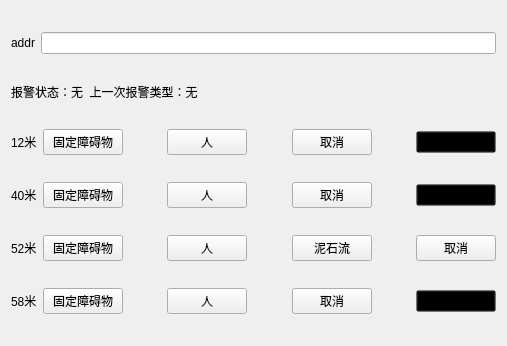
0heli0/qt5_module, file chap05/tk_xj_pk/widget.ui: the form before one commit.
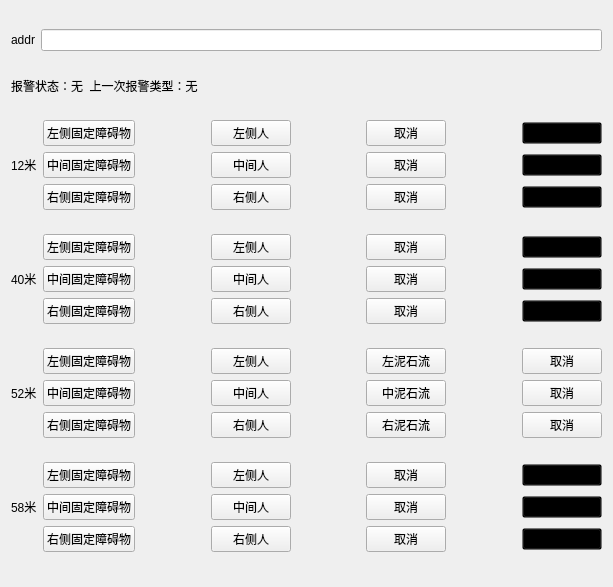
The form after the commit.

What changed in the file:
```diff
--- a/chap05/tk_xj_pk/widget.ui
+++ b/chap05/tk_xj_pk/widget.ui
@@ -6,15 +6,15 @@
    <rect>
     <x>0</x>
     <y>0</y>
-    <width>507</width>
-    <height>346</height>
+    <width>613</width>
+    <height>587</height>
    </rect>
   </property>
   <property name="windowTitle">
    <string>Widget</string>
   </property>
-  <layout class="QGridLayout" name="gridLayout_2">
-   <item row="0" column="0">
+  <layout class="QVBoxLayout" name="verticalLayout_5">
+   <item>
     <layout class="QHBoxLayout" name="horizontalLayout_5">
      <item>
       <widget class="QLabel" name="label_2">
@@ -28,8 +28,21 @@
      </item>
     </layout>
    </item>
-   <item row="2" column="0">
-    <layout class="QHBoxLayout" name="horizontalLayout">
+   <item>
+    <widget class="QLabel" name="label_alarm">
+     <property name="maximumSize">
+      <size>
+       <width>16777215</width>
+       <height>21</height>
+      </size>
+     </property>
+     <property name="text">
+      <string>报警状态：无  上一次报警类型：无</string>
+     </property>
+    </widget>
+   </item>
+   <item>
+    <layout class="QHBoxLayout" name="horizontalLayout_4">
      <item>
       <widget class="QLabel" name="label">
        <property name="text">
@@ -38,9 +51,13 @@
       </widget>
      </item>
      <item>
+      <layout class="QVBoxLayout" name="verticalLayout">
+       <item>
+        <layout class="QHBoxLayout" name="horizontalLayout">
+         <item>
       <widget class="QPushButton" name="buttonGD12">
        <property name="text">
-        <string>固定障碍物</string>
+            <string>左侧固定障碍物</string>
        </property>
        <property name="checkable">
         <bool>false</bool>
@@ -63,7 +80,7 @@
      <item>
       <widget class="QPushButton" name="buttonR12">
        <property name="text">
-        <string>人</string>
+            <string>左侧人</string>
        </property>
       </widget>
      </item>
@@ -103,7 +120,7 @@
      <item>
       <widget class="QPushButton" name="btH1">
        <property name="styleSheet">
-        <string notr="true">background:transparent;</string>
+            <string notr="true">background:transparent;color: transparent; background-color: transparent;</string>
        </property>
        <property name="text">
         <string>placeholder</string>
@@ -112,9 +129,425 @@
      </item>
     </layout>
    </item>
-   <item row="4" column="0">
+       <item>
+        <layout class="QHBoxLayout" name="horizontalLayout_2">
+         <item>
+          <widget class="QPushButton" name="buttonGD12_2">
+           <property name="text">
+            <string>中间固定障碍物</string>
+           </property>
+           <property name="checkable">
+            <bool>false</bool>
+           </property>
+          </widget>
+         </item>
+         <item>
+          <spacer name="horizontalSpacer_10">
+           <property name="orientation">
+            <enum>Qt::Horizontal</enum>
+           </property>
+           <property name="sizeHint" stdset="0">
+            <size>
+             <width>40</width>
+             <height>20</height>
+            </size>
+           </property>
+          </spacer>
+         </item>
+         <item>
+          <widget class="QPushButton" name="buttonR12_2">
+           <property name="text">
+            <string>中间人</string>
+           </property>
+          </widget>
+         </item>
+         <item>
+          <spacer name="horizontalSpacer_7">
+           <property name="orientation">
+            <enum>Qt::Horizontal</enum>
+           </property>
+           <property name="sizeHint" stdset="0">
+            <size>
+             <width>40</width>
+             <height>20</height>
+            </size>
+           </property>
+          </spacer>
+         </item>
+         <item>
+          <widget class="QPushButton" name="btCancel12_2">
+           <property name="text">
+            <string>取消</string>
+           </property>
+          </widget>
+         </item>
+         <item>
+          <spacer name="horizontalSpacer_16">
+           <property name="orientation">
+            <enum>Qt::Horizontal</enum>
+           </property>
+           <property name="sizeHint" stdset="0">
+            <size>
+             <width>40</width>
+             <height>20</height>
+            </size>
+           </property>
+          </spacer>
+         </item>
+         <item>
+          <widget class="QPushButton" name="btH1_2">
+           <property name="styleSheet">
+            <string notr="true">background:transparent;color: transparent; background-color: transparent;</string>
+           </property>
+           <property name="text">
+            <string>placeholder</string>
+           </property>
+          </widget>
+         </item>
+        </layout>
+       </item>
+       <item>
     <layout class="QHBoxLayout" name="horizontalLayout_3">
      <item>
+          <widget class="QPushButton" name="buttonGD12_3">
+           <property name="text">
+            <string>右侧固定障碍物</string>
+           </property>
+           <property name="checkable">
+            <bool>false</bool>
+           </property>
+          </widget>
+         </item>
+         <item>
+          <spacer name="horizontalSpacer_11">
+           <property name="orientation">
+            <enum>Qt::Horizontal</enum>
+           </property>
+           <property name="sizeHint" stdset="0">
+            <size>
+             <width>40</width>
+             <height>20</height>
+            </size>
+           </property>
+          </spacer>
+         </item>
+         <item>
+          <widget class="QPushButton" name="buttonR12_3">
+           <property name="text">
+            <string>右侧人</string>
+           </property>
+          </widget>
+         </item>
+         <item>
+          <spacer name="horizontalSpacer_18">
+           <property name="orientation">
+            <enum>Qt::Horizontal</enum>
+           </property>
+           <property name="sizeHint" stdset="0">
+            <size>
+             <width>40</width>
+             <height>20</height>
+            </size>
+           </property>
+          </spacer>
+         </item>
+         <item>
+          <widget class="QPushButton" name="btCancel12_3">
+           <property name="text">
+            <string>取消</string>
+           </property>
+          </widget>
+         </item>
+         <item>
+          <spacer name="horizontalSpacer_17">
+           <property name="orientation">
+            <enum>Qt::Horizontal</enum>
+           </property>
+           <property name="sizeHint" stdset="0">
+            <size>
+             <width>40</width>
+             <height>20</height>
+            </size>
+           </property>
+          </spacer>
+         </item>
+         <item>
+          <widget class="QPushButton" name="btH1_3">
+           <property name="styleSheet">
+            <string notr="true">background:transparent;color: transparent; background-color: transparent;</string>
+           </property>
+           <property name="text">
+            <string>placeholder</string>
+           </property>
+          </widget>
+         </item>
+        </layout>
+       </item>
+      </layout>
+     </item>
+    </layout>
+   </item>
+   <item>
+    <layout class="QHBoxLayout" name="horizontalLayout_9">
+     <item>
+      <widget class="QLabel" name="label_8">
+       <property name="text">
+        <string>40米</string>
+       </property>
+      </widget>
+     </item>
+     <item>
+      <layout class="QVBoxLayout" name="verticalLayout_2">
+       <item>
+        <layout class="QHBoxLayout" name="horizontalLayout_6">
+         <item>
+          <widget class="QPushButton" name="buttonGD40">
+           <property name="text">
+            <string>左侧固定障碍物</string>
+           </property>
+           <property name="checkable">
+            <bool>false</bool>
+           </property>
+          </widget>
+         </item>
+         <item>
+          <spacer name="horizontalSpacer">
+           <property name="orientation">
+            <enum>Qt::Horizontal</enum>
+           </property>
+           <property name="sizeHint" stdset="0">
+            <size>
+             <width>40</width>
+             <height>20</height>
+            </size>
+           </property>
+          </spacer>
+         </item>
+         <item>
+          <widget class="QPushButton" name="buttonR40">
+           <property name="text">
+            <string>左侧人</string>
+           </property>
+          </widget>
+         </item>
+         <item>
+          <spacer name="horizontalSpacer_2">
+           <property name="orientation">
+            <enum>Qt::Horizontal</enum>
+           </property>
+           <property name="sizeHint" stdset="0">
+            <size>
+             <width>40</width>
+             <height>20</height>
+            </size>
+           </property>
+          </spacer>
+         </item>
+         <item>
+          <widget class="QPushButton" name="btCancel40">
+           <property name="text">
+            <string>取消</string>
+           </property>
+          </widget>
+         </item>
+         <item>
+          <spacer name="horizontalSpacer_8">
+           <property name="orientation">
+            <enum>Qt::Horizontal</enum>
+           </property>
+           <property name="sizeHint" stdset="0">
+            <size>
+             <width>40</width>
+             <height>20</height>
+            </size>
+           </property>
+          </spacer>
+         </item>
+         <item>
+          <widget class="QPushButton" name="btH2">
+           <property name="whatsThis">
+            <string/>
+           </property>
+           <property name="styleSheet">
+            <string notr="true">background:transparent;color: transparent; background-color: transparent;</string>
+           </property>
+           <property name="text">
+            <string>placeholder</string>
+           </property>
+          </widget>
+         </item>
+        </layout>
+       </item>
+       <item>
+        <layout class="QHBoxLayout" name="horizontalLayout_7">
+         <item>
+          <widget class="QPushButton" name="buttonGD40_2">
+           <property name="text">
+            <string>中间固定障碍物</string>
+           </property>
+           <property name="checkable">
+            <bool>false</bool>
+           </property>
+          </widget>
+         </item>
+         <item>
+          <spacer name="horizontalSpacer_19">
+           <property name="orientation">
+            <enum>Qt::Horizontal</enum>
+           </property>
+           <property name="sizeHint" stdset="0">
+            <size>
+             <width>40</width>
+             <height>20</height>
+            </size>
+           </property>
+          </spacer>
+         </item>
+         <item>
+          <widget class="QPushButton" name="buttonR40_2">
+           <property name="text">
+            <string>中间人</string>
+           </property>
+          </widget>
+         </item>
+         <item>
+          <spacer name="horizontalSpacer_20">
+           <property name="orientation">
+            <enum>Qt::Horizontal</enum>
+           </property>
+           <property name="sizeHint" stdset="0">
+            <size>
+             <width>40</width>
+             <height>20</height>
+            </size>
+           </property>
+          </spacer>
+         </item>
+         <item>
+          <widget class="QPushButton" name="btCancel40_2">
+           <property name="text">
+            <string>取消</string>
+           </property>
+          </widget>
+         </item>
+         <item>
+          <spacer name="horizontalSpacer_21">
+           <property name="orientation">
+            <enum>Qt::Horizontal</enum>
+           </property>
+           <property name="sizeHint" stdset="0">
+            <size>
+             <width>40</width>
+             <height>20</height>
+            </size>
+           </property>
+          </spacer>
+         </item>
+         <item>
+          <widget class="QPushButton" name="btH2_2">
+           <property name="whatsThis">
+            <string/>
+           </property>
+           <property name="styleSheet">
+            <string notr="true">background:transparent;color: transparent; background-color: transparent;</string>
+           </property>
+           <property name="text">
+            <string>placeholder</string>
+           </property>
+           <property name="flat">
+            <bool>false</bool>
+           </property>
+          </widget>
+         </item>
+        </layout>
+       </item>
+       <item>
+        <layout class="QHBoxLayout" name="horizontalLayout_8">
+         <item>
+          <widget class="QPushButton" name="buttonGD40_3">
+           <property name="text">
+            <string>右侧固定障碍物</string>
+           </property>
+           <property name="checkable">
+            <bool>false</bool>
+           </property>
+          </widget>
+         </item>
+         <item>
+          <spacer name="horizontalSpacer_22">
+           <property name="orientation">
+            <enum>Qt::Horizontal</enum>
+           </property>
+           <property name="sizeHint" stdset="0">
+            <size>
+             <width>40</width>
+             <height>20</height>
+            </size>
+           </property>
+          </spacer>
+         </item>
+         <item>
+          <widget class="QPushButton" name="buttonR40_3">
+           <property name="text">
+            <string>右侧人</string>
+           </property>
+          </widget>
+         </item>
+         <item>
+          <spacer name="horizontalSpacer_23">
+           <property name="orientation">
+            <enum>Qt::Horizontal</enum>
+           </property>
+           <property name="sizeHint" stdset="0">
+            <size>
+             <width>40</width>
+             <height>20</height>
+            </size>
+           </property>
+          </spacer>
+         </item>
+         <item>
+          <widget class="QPushButton" name="btCancel40_3">
+           <property name="text">
+            <string>取消</string>
+           </property>
+          </widget>
+         </item>
+         <item>
+          <spacer name="horizontalSpacer_24">
+           <property name="orientation">
+            <enum>Qt::Horizontal</enum>
+           </property>
+           <property name="sizeHint" stdset="0">
+            <size>
+             <width>40</width>
+             <height>20</height>
+            </size>
+           </property>
+          </spacer>
+         </item>
+         <item>
+          <widget class="QPushButton" name="btH2_3">
+           <property name="whatsThis">
+            <string/>
+           </property>
+           <property name="styleSheet">
+            <string notr="true">background:transparent;color: transparent; background-color: transparent;</string>
+           </property>
+           <property name="text">
+            <string>placeholder</string>
+           </property>
+          </widget>
+         </item>
+        </layout>
+       </item>
+      </layout>
+     </item>
+    </layout>
+   </item>
+   <item>
+    <layout class="QHBoxLayout" name="horizontalLayout_13">
+     <item>
       <widget class="QLabel" name="label_9">
        <property name="text">
         <string>52米</string>
@@ -122,9 +555,13 @@
       </widget>
      </item>
      <item>
+      <layout class="QVBoxLayout" name="verticalLayout_3">
+       <item>
+        <layout class="QHBoxLayout" name="horizontalLayout_10">
+         <item>
       <widget class="QPushButton" name="buttonGD51">
        <property name="text">
-        <string>固定障碍物</string>
+            <string>左侧固定障碍物</string>
        </property>
        <property name="checkable">
         <bool>false</bool>
@@ -147,7 +584,7 @@
      <item>
       <widget class="QPushButton" name="buttonR51">
        <property name="text">
-        <string>人</string>
+            <string>左侧人</string>
        </property>
       </widget>
      </item>
@@ -167,7 +604,7 @@
      <item>
       <widget class="QPushButton" name="buttonNSL51">
        <property name="text">
-        <string>泥石流</string>
+            <string>左泥石流</string>
        </property>
       </widget>
      </item>
@@ -193,8 +630,160 @@
      </item>
     </layout>
    </item>
-   <item row="5" column="0">
-    <layout class="QHBoxLayout" name="horizontalLayout_4">
+       <item>
+        <layout class="QHBoxLayout" name="horizontalLayout_11">
+         <item>
+          <widget class="QPushButton" name="buttonGD51_2">
+           <property name="text">
+            <string>中间固定障碍物</string>
+           </property>
+           <property name="checkable">
+            <bool>false</bool>
+           </property>
+          </widget>
+         </item>
+         <item>
+          <spacer name="horizontalSpacer_25">
+           <property name="orientation">
+            <enum>Qt::Horizontal</enum>
+           </property>
+           <property name="sizeHint" stdset="0">
+            <size>
+             <width>40</width>
+             <height>20</height>
+            </size>
+           </property>
+          </spacer>
+         </item>
+         <item>
+          <widget class="QPushButton" name="buttonR51_2">
+           <property name="text">
+            <string>中间人</string>
+           </property>
+          </widget>
+         </item>
+         <item>
+          <spacer name="horizontalSpacer_26">
+           <property name="orientation">
+            <enum>Qt::Horizontal</enum>
+           </property>
+           <property name="sizeHint" stdset="0">
+            <size>
+             <width>40</width>
+             <height>20</height>
+            </size>
+           </property>
+          </spacer>
+         </item>
+         <item>
+          <widget class="QPushButton" name="buttonNSL51_2">
+           <property name="text">
+            <string>中泥石流</string>
+           </property>
+          </widget>
+         </item>
+         <item>
+          <spacer name="horizontalSpacer_27">
+           <property name="orientation">
+            <enum>Qt::Horizontal</enum>
+           </property>
+           <property name="sizeHint" stdset="0">
+            <size>
+             <width>40</width>
+             <height>20</height>
+            </size>
+           </property>
+          </spacer>
+         </item>
+         <item>
+          <widget class="QPushButton" name="btCancel51_2">
+           <property name="text">
+            <string>取消</string>
+           </property>
+          </widget>
+         </item>
+        </layout>
+       </item>
+       <item>
+        <layout class="QHBoxLayout" name="horizontalLayout_12">
+         <item>
+          <widget class="QPushButton" name="buttonGD51_3">
+           <property name="text">
+            <string>右侧固定障碍物</string>
+           </property>
+           <property name="checkable">
+            <bool>false</bool>
+           </property>
+          </widget>
+         </item>
+         <item>
+          <spacer name="horizontalSpacer_28">
+           <property name="orientation">
+            <enum>Qt::Horizontal</enum>
+           </property>
+           <property name="sizeHint" stdset="0">
+            <size>
+             <width>40</width>
+             <height>20</height>
+            </size>
+           </property>
+          </spacer>
+         </item>
+         <item>
+          <widget class="QPushButton" name="buttonR51_3">
+           <property name="text">
+            <string>右侧人</string>
+           </property>
+          </widget>
+         </item>
+         <item>
+          <spacer name="horizontalSpacer_29">
+           <property name="orientation">
+            <enum>Qt::Horizontal</enum>
+           </property>
+           <property name="sizeHint" stdset="0">
+            <size>
+             <width>40</width>
+             <height>20</height>
+            </size>
+           </property>
+          </spacer>
+         </item>
+         <item>
+          <widget class="QPushButton" name="buttonNSL51_3">
+           <property name="text">
+            <string>右泥石流</string>
+           </property>
+          </widget>
+         </item>
+         <item>
+          <spacer name="horizontalSpacer_30">
+           <property name="orientation">
+            <enum>Qt::Horizontal</enum>
+           </property>
+           <property name="sizeHint" stdset="0">
+            <size>
+             <width>40</width>
+             <height>20</height>
+            </size>
+           </property>
+          </spacer>
+         </item>
+         <item>
+          <widget class="QPushButton" name="btCancel51_3">
+           <property name="text">
+            <string>取消</string>
+           </property>
+          </widget>
+         </item>
+        </layout>
+       </item>
+      </layout>
+     </item>
+    </layout>
+   </item>
+   <item>
+    <layout class="QHBoxLayout" name="horizontalLayout_17">
      <item>
       <widget class="QLabel" name="label_10">
        <property name="text">
@@ -203,9 +792,13 @@
       </widget>
      </item>
      <item>
+      <layout class="QVBoxLayout" name="verticalLayout_4">
+       <item>
+        <layout class="QHBoxLayout" name="horizontalLayout_14">
+         <item>
       <widget class="QPushButton" name="buttonGD58">
        <property name="text">
-        <string>固定障碍物</string>
+            <string>左侧固定障碍物</string>
        </property>
        <property name="checkable">
         <bool>false</bool>
@@ -228,7 +821,7 @@
      <item>
       <widget class="QPushButton" name="buttonR58">
        <property name="text">
-        <string>人</string>
+            <string>左侧人</string>
        </property>
       </widget>
      </item>
@@ -271,7 +864,7 @@
         <string/>
        </property>
        <property name="styleSheet">
-        <string notr="true">background:transparent;</string>
+            <string notr="true">background:transparent;color: transparent; background-color: transparent;</string>
        </property>
        <property name="text">
         <string>placeholder</string>
@@ -280,19 +873,12 @@
      </item>
     </layout>
    </item>
-   <item row="3" column="0">
-    <layout class="QHBoxLayout" name="horizontalLayout_2">
      <item>
-      <widget class="QLabel" name="label_8">
-       <property name="text">
-        <string>40米</string>
-       </property>
-      </widget>
-     </item>
+        <layout class="QHBoxLayout" name="horizontalLayout_15">
      <item>
-      <widget class="QPushButton" name="buttonGD40">
+          <widget class="QPushButton" name="buttonGD58_2">
        <property name="text">
-        <string>固定障碍物</string>
+            <string>中间固定障碍物</string>
        </property>
        <property name="checkable">
         <bool>false</bool>
@@ -300,7 +886,7 @@
       </widget>
      </item>
      <item>
-      <spacer name="horizontalSpacer">
+          <spacer name="horizontalSpacer_31">
        <property name="orientation">
         <enum>Qt::Horizontal</enum>
        </property>
@@ -313,14 +899,14 @@
       </spacer>
      </item>
      <item>
-      <widget class="QPushButton" name="buttonR40">
+          <widget class="QPushButton" name="buttonR58_2">
        <property name="text">
-        <string>人</string>
+            <string>中间人</string>
        </property>
       </widget>
      </item>
      <item>
-      <spacer name="horizontalSpacer_2">
+          <spacer name="horizontalSpacer_32">
        <property name="orientation">
         <enum>Qt::Horizontal</enum>
        </property>
@@ -333,14 +919,14 @@
       </spacer>
      </item>
      <item>
-      <widget class="QPushButton" name="btCancel40">
+          <widget class="QPushButton" name="btCancel58_2">
        <property name="text">
         <string>取消</string>
        </property>
       </widget>
      </item>
      <item>
-      <spacer name="horizontalSpacer_8">
+          <spacer name="horizontalSpacer_33">
        <property name="orientation">
         <enum>Qt::Horizontal</enum>
        </property>
@@ -353,12 +939,12 @@
       </spacer>
      </item>
      <item>
-      <widget class="QPushButton" name="btH2">
+          <widget class="QPushButton" name="btH3_2">
        <property name="whatsThis">
         <string/>
        </property>
        <property name="styleSheet">
-        <string notr="true">background:transparent;</string>
+            <string notr="true">background:transparent;color: transparent; background-color: transparent;</string>
        </property>
        <property name="text">
         <string>placeholder</string>
@@ -367,18 +953,89 @@
      </item>
     </layout>
    </item>
-   <item row="1" column="0">
-    <widget class="QLabel" name="label_alarm">
-     <property name="maximumSize">
+       <item>
+        <layout class="QHBoxLayout" name="horizontalLayout_16">
+         <item>
+          <widget class="QPushButton" name="buttonGD58_3">
+           <property name="text">
+            <string>右侧固定障碍物</string>
+           </property>
+           <property name="checkable">
+            <bool>false</bool>
+           </property>
+          </widget>
+         </item>
+         <item>
+          <spacer name="horizontalSpacer_34">
+           <property name="orientation">
+            <enum>Qt::Horizontal</enum>
+           </property>
+           <property name="sizeHint" stdset="0">
       <size>
-       <width>16777215</width>
-       <height>21</height>
-      </size>
-     </property>
+             <width>40</width>
+             <height>20</height>
+            </size>
+           </property>
+          </spacer>
+         </item>
+         <item>
+          <widget class="QPushButton" name="buttonR58_3">
      <property name="text">
-      <string>报警状态：无  上一次报警类型：无</string>
-     </property>
-    </widget>
+            <string>右侧人</string>
+           </property>
+          </widget>
+         </item>
+         <item>
+          <spacer name="horizontalSpacer_35">
+           <property name="orientation">
+            <enum>Qt::Horizontal</enum>
+           </property>
+           <property name="sizeHint" stdset="0">
+            <size>
+             <width>40</width>
+             <height>20</height>
+            </size>
+           </property>
+          </spacer>
+         </item>
+         <item>
+          <widget class="QPushButton" name="btCancel58_3">
+           <property name="text">
+            <string>取消</string>
+           </property>
+          </widget>
+         </item>
+         <item>
+          <spacer name="horizontalSpacer_36">
+           <property name="orientation">
+            <enum>Qt::Horizontal</enum>
+           </property>
+           <property name="sizeHint" stdset="0">
+            <size>
+             <width>40</width>
+             <height>20</height>
+            </size>
+           </property>
+          </spacer>
+         </item>
+         <item>
+          <widget class="QPushButton" name="btH3_3">
+           <property name="whatsThis">
+            <string/>
+           </property>
+           <property name="styleSheet">
+            <string notr="true">background:transparent;color: transparent; background-color: transparent;</string>
+           </property>
+           <property name="text">
+            <string>placeholder</string>
+           </property>
+          </widget>
+         </item>
+        </layout>
+       </item>
+      </layout>
+     </item>
+    </layout>
    </item>
   </layout>
  </widget>
```
Lines whose indentation alone changed are shown as unchanged.
